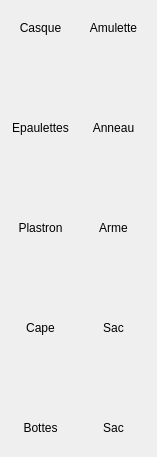
First picture: the form in MMO/Res/stuffview.ui, repository maresc-g/linumon, before the edit.
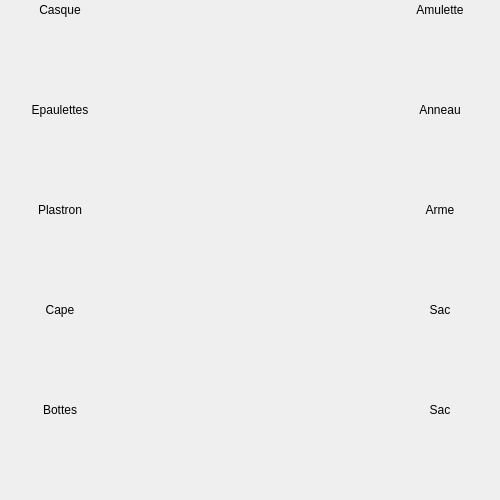
Second picture: the form after the edit.

Patch:
```diff
--- a/MMO/Res/stuffview.ui
+++ b/MMO/Res/stuffview.ui
@@ -6,25 +6,102 @@
    <rect>
     <x>0</x>
     <y>0</y>
-    <width>157</width>
-    <height>457</height>
+    <width>500</width>
+    <height>500</height>
    </rect>
   </property>
   <property name="windowTitle">
    <string>Form</string>
   </property>
-  <widget class="QWidget" name="gridLayoutWidget">
+  <widget class="QLabel" name="labelPlastron">
    <property name="geometry">
     <rect>
-     <x>7</x>
-     <y>6</y>
-     <width>140</width>
-     <height>494</height>
+     <x>0</x>
+     <y>200</y>
+     <width>120</width>
+     <height>20</height>
     </rect>
    </property>
-   <layout class="QGridLayout" name="gridLayout" columnstretch="0,0">
-    <item row="0" column="0">
+   <property name="text">
+    <string>Plastron</string>
+   </property>
+   <property name="alignment">
+    <set>Qt::AlignCenter</set>
+   </property>
+  </widget>
+  <widget class="QLabel" name="labelAmu">
+   <property name="geometry">
+    <rect>
+     <x>380</x>
+     <y>0</y>
+     <width>120</width>
+     <height>20</height>
+    </rect>
+   </property>
+   <property name="text">
+    <string>Amulette</string>
+   </property>
+   <property name="alignment">
+    <set>Qt::AlignCenter</set>
+   </property>
+  </widget>
+  <widget class="QLabel" name="labelSac1">
+   <property name="geometry">
+    <rect>
+     <x>380</x>
+     <y>300</y>
+     <width>120</width>
+     <height>20</height>
+    </rect>
+   </property>
+   <property name="text">
+    <string>Sac</string>
+   </property>
+   <property name="alignment">
+    <set>Qt::AlignCenter</set>
+   </property>
+  </widget>
+  <widget class="QLabel" name="labelAnneau">
+   <property name="geometry">
+    <rect>
+     <x>380</x>
+     <y>100</y>
+     <width>120</width>
+     <height>20</height>
+    </rect>
+   </property>
+   <property name="text">
+    <string>Anneau</string>
+   </property>
+   <property name="alignment">
+    <set>Qt::AlignCenter</set>
+   </property>
+  </widget>
+  <widget class="QLabel" name="labelCape">
+   <property name="geometry">
+    <rect>
+     <x>0</x>
+     <y>300</y>
+     <width>120</width>
+     <height>20</height>
+    </rect>
+   </property>
+   <property name="text">
+    <string>Cape</string>
+   </property>
+   <property name="alignment">
+    <set>Qt::AlignCenter</set>
+   </property>
+  </widget>
      <widget class="QLabel" name="labelCasque">
+   <property name="geometry">
+    <rect>
+     <x>0</x>
+     <y>0</y>
+     <width>120</width>
+     <height>20</height>
+    </rect>
+   </property>
       <property name="autoFillBackground">
        <bool>false</bool>
       </property>
@@ -35,42 +112,15 @@
        <set>Qt::AlignCenter</set>
       </property>
      </widget>
-    </item>
-    <item row="3" column="1">
-     <widget class="QWidget" name="widgetAnneau" native="true"/>
-    </item>
-    <item row="2" column="0">
-     <widget class="QLabel" name="labelEpau">
-      <property name="text">
-       <string>Epaulettes</string>
-      </property>
-      <property name="alignment">
-       <set>Qt::AlignCenter</set>
-      </property>
-     </widget>
-    </item>
-    <item row="2" column="1">
-     <widget class="QLabel" name="labelAnneau">
-      <property name="text">
-       <string>Anneau</string>
-      </property>
-      <property name="alignment">
-       <set>Qt::AlignCenter</set>
-      </property>
-     </widget>
-    </item>
-    <item row="6" column="1">
-     <widget class="QLabel" name="labelSac1">
-      <property name="text">
-       <string>Sac</string>
-      </property>
-      <property name="alignment">
-       <set>Qt::AlignCenter</set>
-      </property>
-     </widget>
-    </item>
-    <item row="8" column="1">
      <widget class="QLabel" name="labelSac2">
+   <property name="geometry">
+    <rect>
+     <x>380</x>
+     <y>400</y>
+     <width>120</width>
+     <height>20</height>
+    </rect>
+   </property>
       <property name="text">
        <string>Sac</string>
       </property>
@@ -78,51 +128,15 @@
        <set>Qt::AlignCenter</set>
       </property>
      </widget>
-    </item>
-    <item row="6" column="0">
-     <widget class="QLabel" name="labelCape">
-      <property name="text">
-       <string>Cape</string>
-      </property>
-      <property name="alignment">
-       <set>Qt::AlignCenter</set>
-      </property>
-     </widget>
-    </item>
-    <item row="1" column="1">
-     <widget class="QWidget" name="widgetAmu" native="true"/>
-    </item>
-    <item row="1" column="0">
-     <widget class="QWidget" name="widgetCasque" native="true"/>
-    </item>
-    <item row="4" column="0">
-     <widget class="QLabel" name="labelPlastron">
-      <property name="text">
-       <string>Plastron</string>
-      </property>
-      <property name="alignment">
-       <set>Qt::AlignCenter</set>
-      </property>
-     </widget>
-    </item>
-    <item row="9" column="0">
-     <widget class="QWidget" name="widgetBottes" native="true"/>
-    </item>
-    <item row="7" column="0">
-     <widget class="QWidget" name="widgetCape" native="true"/>
-    </item>
-    <item row="8" column="0">
-     <widget class="QLabel" name="labelBottes">
-      <property name="text">
-       <string>Bottes</string>
-      </property>
-      <property name="alignment">
-       <set>Qt::AlignCenter</set>
-      </property>
-     </widget>
-    </item>
-    <item row="4" column="1">
      <widget class="QLabel" name="labelArme">
+   <property name="geometry">
+    <rect>
+     <x>380</x>
+     <y>200</y>
+     <width>120</width>
+     <height>20</height>
+    </rect>
+   </property>
       <property name="text">
        <string>Arme</string>
       </property>
@@ -130,33 +144,37 @@
        <set>Qt::AlignCenter</set>
       </property>
      </widget>
-    </item>
-    <item row="7" column="1">
-     <widget class="QWidget" name="widgetSac1" native="true"/>
-    </item>
-    <item row="3" column="0">
-     <widget class="QWidget" name="widgetEpau" native="true"/>
-    </item>
-    <item row="5" column="1">
-     <widget class="QWidget" name="widgetArme" native="true"/>
-    </item>
-    <item row="9" column="1">
-     <widget class="QWidget" name="widgetSac2" native="true"/>
-    </item>
-    <item row="5" column="0">
-     <widget class="QWidget" name="widgetPlastron" native="true"/>
-    </item>
-    <item row="0" column="1">
-     <widget class="QLabel" name="labelAmu">
+  <widget class="QLabel" name="labelBottes">
+   <property name="geometry">
+    <rect>
+     <x>0</x>
+     <y>400</y>
+     <width>120</width>
+     <height>20</height>
+    </rect>
+   </property>
       <property name="text">
-       <string>Amulette</string>
+    <string>Bottes</string>
       </property>
       <property name="alignment">
        <set>Qt::AlignCenter</set>
       </property>
      </widget>
-    </item>
-   </layout>
+  <widget class="QLabel" name="labelEpau">
+   <property name="geometry">
+    <rect>
+     <x>0</x>
+     <y>100</y>
+     <width>120</width>
+     <height>20</height>
+    </rect>
+   </property>
+   <property name="text">
+    <string>Epaulettes</string>
+   </property>
+   <property name="alignment">
+    <set>Qt::AlignCenter</set>
+   </property>
   </widget>
  </widget>
  <resources/>
```
Lines whose indentation alone changed are shown as unchanged.
